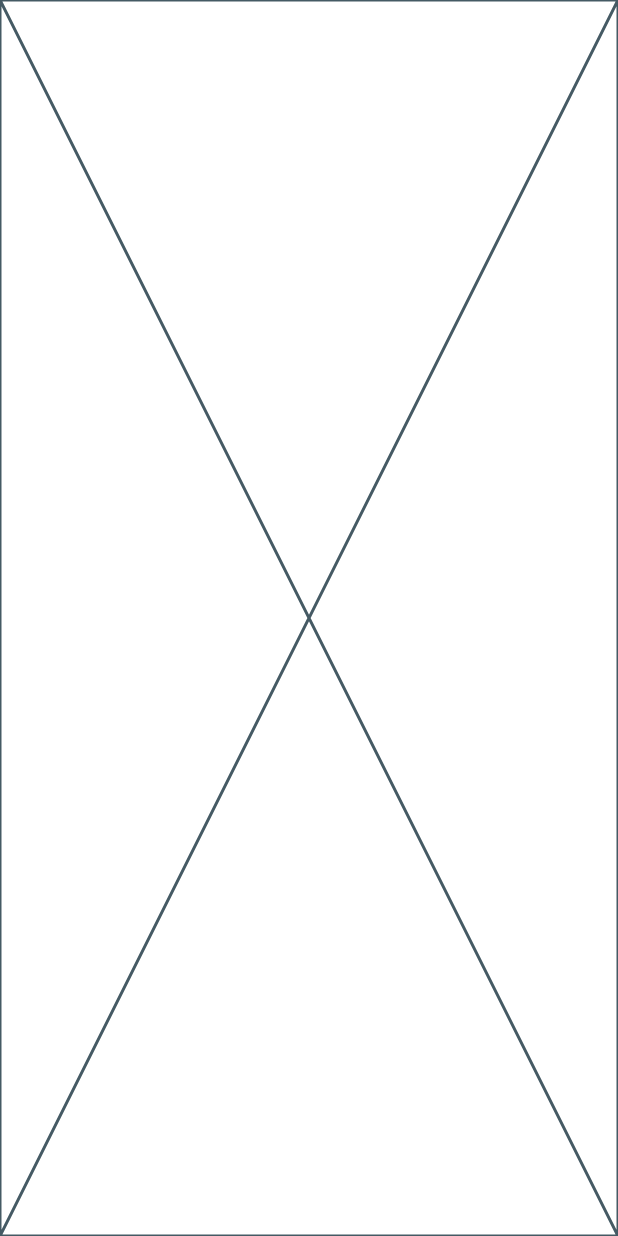
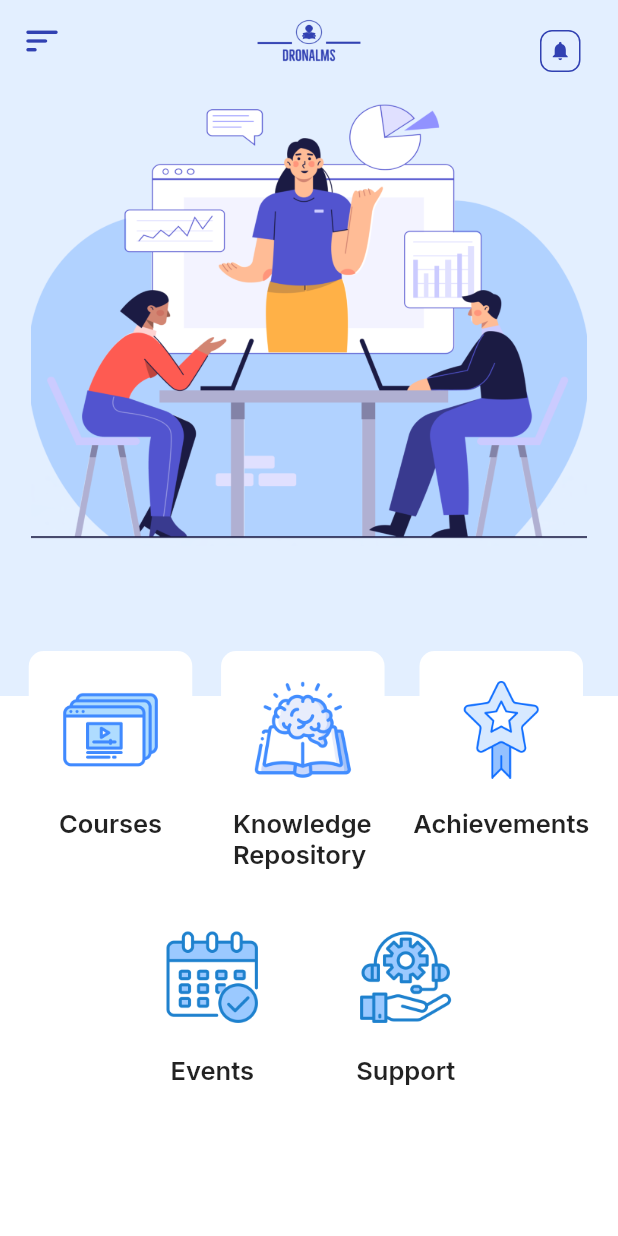
Before and after one commit to faciy/Api-REST-Flutter, a Flutter app: the screen it shows after launch, after a tap on "Login", on a phone screen of 412 x 824 dp. Run offline on Flutter 3.47's test engine with Material 2 defaults, Android fonts, the phone set to English and light mode, and no system bars; drawn by our look-alikes of carousel_slider; our stand-ins replace flutter_screenutil, get, google_fonts.

Commit message:
finish code

```diff
--- /dev/null
+++ b/lib/app/components/custom_appbar.dart
@@ -0,0 +1,360 @@
+import 'package:flutter/material.dart';
+import 'package:flutter_screenutil/flutter_screenutil.dart';
+import 'package:get/get.dart';
+import 'package:intl/intl.dart';
+import 'package:my_app/app/constants/image_constants.dart';
+import 'package:my_app/app/modules/LmsDashboard/views/lms_dashboard_view.dart';
+import 'package:my_app/app/theme/color_util.dart';
+import 'package:my_app/app/theme/text_style_util.dart';
+
+class CustomAppBar extends StatefulWidget implements PreferredSizeWidget {
+  const CustomAppBar({Key? key, this.backgroundColor = Colors.white})
+      : super(key: key);
+  final Color backgroundColor;
+
+  @override
+  State<CustomAppBar> createState() => _CustomAppBarState();
+
+  @override
+  Size get preferredSize => Size.fromHeight(54);
+}
+
+class _CustomAppBarState extends State<CustomAppBar> {
+  bool showNotificationArea = true;
+
+  String formatDateTime() {
+    var lmsDateTime = DateFormat('d MMM yyyy | HH:mm').format(DateTime.now());
+    return lmsDateTime.toString();
+  }
+
+  @override
+  Widget build(BuildContext context) {
+    ScaffoldState scaffoldState = Scaffold.of(context);
+    return AppBar(
+      toolbarHeight: 57,
+      backgroundColor: widget.backgroundColor,
+      elevation: 0,
+      leading: GestureDetector(
+        onTap: () {
+          scaffoldState.isDrawerOpen == false
+              ? scaffoldState.openDrawer()
+              : scaffoldState.closeDrawer();
+        },
+        child: Icon(
+          Icons.sort_rounded,
+          color: LmsColorUtil.primaryThemeColor,
+          size: 28,
+        ),
+      ),
+      centerTitle: true,
+      toolbarOpacity: 1,
+      title: GestureDetector(
+        onTap: () => Get.offAll(() => LmsDashboardView()),
+        child: Image.asset(
+          ImageConstants.DRONALOGO,
+          fit: BoxFit.fill,
+          height: 40,
+          width: 97,
+        ),
+      ),
+      actions: [
+        GestureDetector(
+          onTap: () {
+            showNotificationDialog();
+          },
+          child: Container(
+            margin: EdgeInsets.only(right: 25, top: 20, bottom: 6, left: 20),
+            padding: EdgeInsets.only(left: 5, right: 5),
+            alignment: Alignment.center,
+            decoration: BoxDecoration(
+              borderRadius: BorderRadius.circular(8),
+              border: Border.all(
+                color: LmsColorUtil.primaryThemeColor,
+              ),
+            ),
+            child: Center(
+              child: Icon(
+                Icons.notifications,
+                color: LmsColorUtil.primaryThemeColor,
+                size: 15,
+              ),
+            ),
+          ),
+        ),
+      ],
+    );
+  }
+
+  Future showNotificationDialog() {
+    return showGeneralDialog(
+        context: context,
+        barrierColor: Colors.transparent,
+        barrierDismissible: true,
+        barrierLabel: "learningcourses",
+        pageBuilder: (_, __, ___) {
+          return Stack(
+            alignment: Alignment.topRight,
+            fit: StackFit.loose,
+            children: [
+              Container(
+                height: 233,
+                width: 210,
+                margin: EdgeInsets.only(top: 90, right: 16),
+                // padding: EdgeInsets.only(left: 10, top: 2),
+                alignment: Alignment.topCenter,
+                decoration: BoxDecoration(
+                  color: Colors.white,
+                  borderRadius: BorderRadius.circular(10),
+                  boxShadow: [
+                    BoxShadow(
+                        color: Colors.black12, blurRadius: 5, spreadRadius: 1),
+                  ],
+                ),
+                child: Material(
+                  color: Colors.transparent,
+                  child: Column(
+                    mainAxisAlignment: MainAxisAlignment.start,
+                    children: [
+                      // Container(
+                      //   height: 15,
+                      //   color: Colors.transparent,
+                      //   child: Icon(Icons.play_arrow_rounded),
+                      // ),
+                      // Positioned(
+                      //   child: Icon(Icons.play_arrow_rounded),
+                      // ),
+                      Container(
+                        height: 32,
+                        width: double.infinity,
+                        padding: EdgeInsets.only(left: 10, top: 2),
+                        decoration: BoxDecoration(
+                          color: LmsColorUtil.primaryThemeColor,
+                          borderRadius: BorderRadius.only(
+                            topRight: Radius.circular(10),
+                            topLeft: Radius.circular(10),
+                          ),
+                        ),
+                        alignment: Alignment.centerLeft,
+                        child: DefaultTextStyle(
+                          child: Text("Notification"),
+                          style: LmsTextUtil.textRubik16(),
+                        ),
+                      ),
+                      SizedBox(
+                        width: double.infinity,
+                        height: 200,
+                        child: _buildListTile(),
+                      ),
+                    ],
+                  ),
+                ),
+              ),
+            ],
+          );
+        });
+  }
+
+  Widget _buildListTile() {
+    return ListView.separated(
+      shrinkWrap: true,
+      physics: BouncingScrollPhysics(),
+      itemCount: 5,
+      padding: EdgeInsets.all(0),
+      separatorBuilder: (BuildContext context, int index) => Divider(
+        height: 1,
+        indent: 5,
+        endIndent: 5,
+        color: LmsColorUtil.greyColor3,
+      ),
+      itemBuilder: (_, index) {
+        return ListTile(
+          title: Text(
+            "Knowledge Repository Published to you",
+            style: LmsTextUtil.textRoboto11(),
+          ),
+          subtitle: Text(
+            formatDateTime(),
+            style: LmsTextUtil.textRoboto11(
+              color: LmsColorUtil.greyColor3,
+              fontWeight: FontWeight.w500,
+            ),
+          ),
+          contentPadding:
+              EdgeInsets.only(left: 12, right: 8, top: 0, bottom: 0),
+          minVerticalPadding: 10,
+          horizontalTitleGap: 0,
+          minLeadingWidth: 0,
+          dense: true,
+          visualDensity: VisualDensity(horizontal: 0, vertical: -4),
+        );
+      },
+    );
+  }
+
+  @override
+  Size get preferredSize => Size.fromHeight(57);
+}
+// Get.dialog(
+//   barrierColor: Colorshite,
+//   Positioned(
+//     top: 60,
+//     height: 223,
+//     left: 16,
+//     width: 223,
+//     child: Container(
+//       // height: 223,
+//       // width: 210,
+//       child: Column(
+//         children: [
+//           Text("content"),
+//           Text("content"),
+//           Text("content"),
+//           Text("content"),
+//         ],
+//       ),
+//     ),
+//   ),
+// );
+// showDialog(
+//     context: context,
+//     barrierColor: Colors.transparent,
+//     builder: (_) {
+//       return Align(
+//         alignment: Alignment.topRight,
+//         child: AlertDialog(
+//           title: Text("Notification"),
+//           shape: RoundedRectangleBorder(
+//             borderRadius: BorderRadius.circular(15),
+//           ),
+//           // content: ListView(
+//           //   shrinkWrap: true,
+//           //   physics: NeverScrollableScrollPhysics(),
+//           //   children: [
+//           //     Text("content"),
+//           //     Text("content"),
+//           //     Text("content"),
+//           //     Text("content"),
+//           //   ],
+//           // ),
+//         ),
+//       );
+//     });
+// : Container();
+// if (showNotificationArea == true) {
+//   setState(() {
+//     showNotificationArea = false;
+//   });
+// } else {
+//   setState(() {
+//     showNotificationArea = true;
+//   });
+// }
+// showNotificationArea
+//     ? SizedBox(
+//         height: 223,
+//         width: 210,
+//         child: Stack(
+//           children: [
+//             Positioned(
+//               top: 100,
+//               width: 10,
+//               child: Container(
+//                 height: 223,
+//                 width: 210,
+//                 child: Column(
+//                   children: [
+//                     Text("content"),
+//                     Text("content"),
+//                     Text("content"),
+//                     Text("content"),
+//                   ],
+//                 ),
+//               ),
+//             ),
+//           ],
+//         ),
+//       )
+//     : Container(),
+//
+// class CustomAppBar extends StatelessWidget implements PreferredSizeWidget {
+//   const CustomAppBar({Key? key, this.backgroundColor = Colorshite}) : super(key: key);
+//   final Color backgroundColor;
+//
+//   @override
+//   Widget build(BuildContext context) {
+//     ScaffoldState scaffoldState = Scaffold.of(context);
+//     return AppBar(
+//       toolbarHeight: 54,
+//       // backgroundColor: LmsColorUtileaderColor,
+//       backgroundColor: backgroundColor,
+//       elevation: 0,
+//       leading: GestureDetector(
+//         onTap: () {
+//           scaffoldState.isDrawerOpen == false
+//               ? scaffoldState.openDrawer()
+//               : scaffoldState.closeDrawer();
+//         },
+//         child: Icon(
+//           Icons.sort_rounded,
+//           color: LmsColorUtil.primaryThemeColor,
+//           size: 28,
+//         ),
+//       ),
+//       centerTitle: true,
+//       toolbarOpacity: 1,
+//       // titleSpacing: 55,
+//       title: GestureDetector(
+//         onTap: () => Get.offAll(() => LmsDashboardView()),
+//         child: Image.asset(
+//           ImageConstants.DRONALOGO,
+//           fit: BoxFit.fill,
+//           height: 40,
+//           width: 97,
+//         ),
+//       ),
+//       actions: [
+//         GestureDetector(
+//           onTap: () {
+//
+//             // LmsNotificationView();
+//             Get.dialog(
+//               Container(
+//                 height: 223,
+//                 width: 210,
+//                 child: Column(
+//                   children: [
+//                     Text("content"),
+//                     Text("content"),
+//                     Text("content"),
+//                     Text("content"),
+//                   ],
+//                 ),
+//               ),
+//             );
+//           },
+//           child: Container(
+//             margin: EdgeInsets.only(right: 25, top: 20, bottom: 6, left: 20),
+//             padding: EdgeInsets.only(left: 5, right: 5),
+//             alignment: Alignment.center,
+//             decoration: BoxDecoration(
+//               borderRadius: BorderRadius.circular(8),
+//               border: Border.all(
+//                 color: LmsColorUtil.primaryThemeColor,
+//               ),
+//             ),
+//             child: Center(
+//               child: Icon(
+//                 Icons.notifications,
+//                 color: LmsColorUtil.primaryThemeColor,
+//                 size: 15,
+//               ),
+//             ),
+//           ),
+//         ),
+//       ],
+//     );
+//   }
+//
+//   @override
+//   Size get preferredSize => Size.fromHeight(54);
+// }
--- a/lib/app/constants/app_string_constants.dart
+++ b/lib/app/constants/app_string_constants.dart
@@ -1,7 +1,14 @@
-// ignore_for_file: non_constant_identifier_names, constant_identifier_names
-
 abstract class LmsAppConstants {
   LmsAppConstants._();
 
   static const String APP_NAME = "learningcourses";
+
+  //Dashboard Screen
+  static const String COURSES = "Courses";
+  static const String KNOWLEDGE_REPOSITORY = "Knowledge\nRepository ";
+  static const String ACHIEVEMENTS = "Achievements";
+  static const String EVENTS = "Events";
+  static const String SUPPORT = "Support";
+
+  //MyCourses Screen
 }
--- /dev/null
+++ b/lib/app/modules/LmsDashboard/components/button_box.dart
@@ -0,0 +1,48 @@
+import 'package:flutter/material.dart';
+import 'package:flutter_screenutil/flutter_screenutil.dart';
+import 'package:my_app/app/theme/text_style_util.dart';
+
+class ButtonBox extends StatelessWidget {
+  const ButtonBox({
+    Key? key,
+    required this.onTap,
+    required this.imageConstants,
+    required this.boxName,
+  }) : super(key: key);
+  final String imageConstants;
+  final String boxName;
+  final VoidCallback onTap;
+
+  @override
+  Widget build(BuildContext context) {
+    return GestureDetector(
+      onTap: onTap,
+      child: Column(
+        mainAxisAlignment: MainAxisAlignment.center,
+        crossAxisAlignment: CrossAxisAlignment.center,
+        children: [
+          Container(
+            height: 105,
+            width: 109,
+            padding: EdgeInsets.all(20),
+            decoration: BoxDecoration(
+              borderRadius: BorderRadius.circular(10),
+              color: Colors.white,
+            ),
+            child: Image.asset(
+              imageConstants,
+              // fit: BoxFit.fill,
+              alignment: Alignment.center,
+              width: 66,
+              height: 66,
+            ),
+          ),
+          Text(
+            boxName,
+            style: LmsTextUtil.textInter17(),
+          ),
+        ],
+      ),
+    );
+  }
+}
--- /dev/null
+++ b/lib/app/modules/LmsDashboard/components/corousel_slider.dart
@@ -0,0 +1,42 @@
+import 'package:carousel_slider/carousel_slider.dart';
+import 'package:flutter/material.dart';
+import 'package:flutter_screenutil/flutter_screenutil.dart';
+import 'package:my_app/app/constants/image_constants.dart';
+
+class LmsCarouselSlider extends StatelessWidget {
+  const LmsCarouselSlider({Key? key}) : super(key: key);
+
+  @override
+  Widget build(BuildContext context) {
+    return CarouselSlider(
+      items: [
+        Container(
+          decoration: BoxDecoration(
+            image: DecorationImage(
+              image: AssetImage(ImageConstants.LMSDASHBOARD),
+              fit: BoxFit.cover,
+            ),
+          ),
+        ),
+        Container(
+          decoration: BoxDecoration(
+            image: DecorationImage(
+              image: AssetImage(ImageConstants.LMSDASHBOARD),
+              fit: BoxFit.cover,
+            ),
+          ),
+        ),
+      ],
+      options: CarouselOptions(
+        height: 310,
+        enlargeCenterPage: true,
+        // autoPlay: true,
+        aspectRatio: 16 / 9,
+        // autoPlayCurve: Curves.fastOutSlowIn,
+        // enableInfiniteScroll: true,
+        // autoPlayAnimationDuration: Duration(milliseconds: 100),
+        viewportFraction: .90,
+      ),
+    );
+  }
+}
--- a/lib/app/modules/LmsDashboard/views/lms_dashboard_view.dart
+++ b/lib/app/modules/LmsDashboard/views/lms_dashboard_view.dart
@@ -1,10 +1,94 @@
 import 'package:flutter/material.dart';
+import 'package:flutter_screenutil/flutter_screenutil.dart';
+import 'package:get/get.dart';
+import 'package:my_app/app/components/custom_appbar.dart';
+import 'package:my_app/app/constants/app_string_constants.dart';
+import 'package:my_app/app/constants/image_constants.dart';
+import 'package:my_app/app/modules/LmsDashboard/components/button_box.dart';
+import 'package:my_app/app/modules/LmsDashboard/components/corousel_slider.dart';
+import 'package:my_app/app/modules/LmsDashboard/controllers/lms_dashboard_controller.dart';
+import 'package:my_app/app/routes/app_pages.dart';
+import 'package:my_app/app/theme/color_util.dart';
 
-class LmsDashBoardView extends StatelessWidget {
-  const LmsDashBoardView({super.key});
-
+class LmsDashboardView extends GetView<LmsDashboardController> {
   @override
   Widget build(BuildContext context) {
-    return const Placeholder();
+    ScreenUtil.init(context, designSize: Size(360, 640));
+    return Scaffold(
+      appBar: CustomAppBar(backgroundColor: LmsColorUtil.headerColor),
+      //drawer: LmsDrawer(),
+      body: SingleChildScrollView(
+        child: SafeArea(
+          child: Column(
+            children: [
+              SizedBox(
+                height: 540,
+                width: double.infinity,
+                child: Stack(
+                  fit: StackFit.loose,
+                  children: [
+                    Container(
+                      height: 410,
+                      width: double.infinity,
+                      padding: EdgeInsets.only(bottom: 10),
+                      color: LmsColorUtil.headerColor,
+                      child: Align(
+                        alignment: Alignment.topCenter,
+                        child: LmsCarouselSlider(),
+                      ),
+                    ),
+                    Positioned(
+                      width: ScreenUtil().screenWidth,
+                      top: 380,
+                      child: Row(
+                        mainAxisAlignment: MainAxisAlignment.spaceEvenly,
+                        crossAxisAlignment: CrossAxisAlignment.start,
+                        children: [
+                          ButtonBox(
+                            onTap: () => Get.toNamed(Routes.LMS_MY_COURSES),
+                            imageConstants: ImageConstants.ONLINECOURSE,
+                            boxName: LmsAppConstants.COURSES,
+                          ),
+                          ButtonBox(
+                            onTap: () =>
+                                Get.toNamed(Routes.KNOWLEDGE_REPOSITORY),
+                            imageConstants: ImageConstants.BOOK,
+                            boxName: LmsAppConstants.KNOWLEDGE_REPOSITORY,
+                          ),
+                          ButtonBox(
+                            onTap: () => Get.toNamed(Routes.MY_ACHIEVEMENTS),
+                            imageConstants: ImageConstants.ACHIEVEMENT,
+                            boxName: LmsAppConstants.ACHIEVEMENTS,
+                          ),
+                          // SizedBox(width: 20.w),
+                        ],
+                      ),
+                    ),
+                  ],
+                ),
+              ),
+              SizedBox(height: 5),
+              Row(
+                mainAxisSize: MainAxisSize.min,
+                mainAxisAlignment: MainAxisAlignment.center,
+                children: [
+                  ButtonBox(
+                    onTap: () => Get.toNamed(Routes.EVENTS),
+                    imageConstants: ImageConstants.CALENDAR,
+                    boxName: LmsAppConstants.EVENTS,
+                  ),
+                  SizedBox(width: 20),
+                  ButtonBox(
+                    onTap: () => Get.toNamed(Routes.SUPPORT),
+                    imageConstants: ImageConstants.TECHSUPPORT,
+                    boxName: LmsAppConstants.SUPPORT,
+                  ),
+                ],
+              ),
+            ],
+          ),
+        ),
+      ),
+    );
   }
 }
--- a/lib/app/routes/app_pages.dart
+++ b/lib/app/routes/app_pages.dart
@@ -14,7 +14,7 @@ class AppPages {
   static final routes = [
     GetPage(
       name: _Paths.LMS_DASHBOARD,
-      page: () => LmsDashBoardView(),
+      page: () => LmsDashboardView(),
       binding: LmsDashboardBinding(),
     ),
     GetPage(
--- a/lib/app/routes/app_routes.dart
+++ b/lib/app/routes/app_routes.dart
@@ -2,12 +2,28 @@ part of 'app_pages.dart';
 
 abstract class Routes {
   Routes._();
+  static const LMS_DASHBOARD = _Paths.LMS_DASHBOARD;
+  static const LMS_MY_COURSES = _Paths.LMS_MY_COURSES;
   static const AUTH = _Paths.AUTH;
-  static const LMS_DASHBOARD = _Paths.LMS_DASHBOARD;
+  static const MY_PROFILE = _Paths.MY_PROFILE;
+  static const COURSE_DETAIL = _Paths.COURSE_DETAIL;
+  static const MY_ACHIEVEMENTS = _Paths.MY_ACHIEVEMENTS;
+  static const ATTEND_QUIZ = _Paths.ATTEND_QUIZ;
+  static const KNOWLEDGE_REPOSITORY = _Paths.KNOWLEDGE_REPOSITORY;
+  static const SUPPORT = _Paths.SUPPORT;
+  static const EVENTS = _Paths.EVENTS;
 }
 
 abstract class _Paths {
   _Paths._();
+  static const LMS_DASHBOARD = '/lms-dashboard';
+  static const LMS_MY_COURSES = '/lms-my-courses';
   static const AUTH = '/auth';
-  static const LMS_DASHBOARD = '/lms-dashboard';
+  static const MY_PROFILE = '/my-profile';
+  static const COURSE_DETAIL = '/course-detail';
+  static const MY_ACHIEVEMENTS = '/my-achievements';
+  static const ATTEND_QUIZ = '/attend-quiz';
+  static const KNOWLEDGE_REPOSITORY = '/knowledge-repository';
+  static const SUPPORT = '/support';
+  static const EVENTS = '/events';
 }
```
